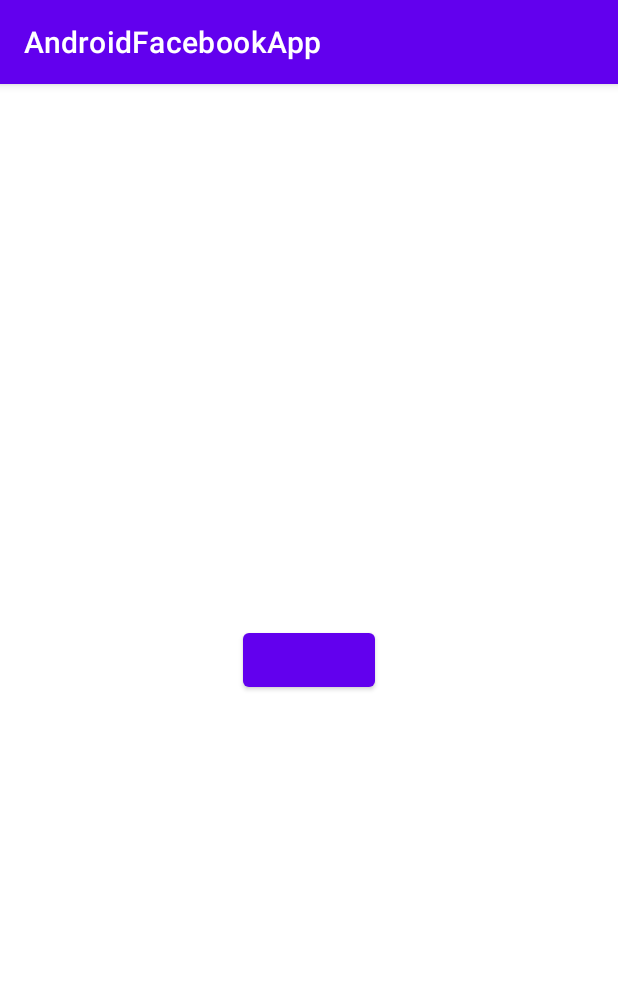
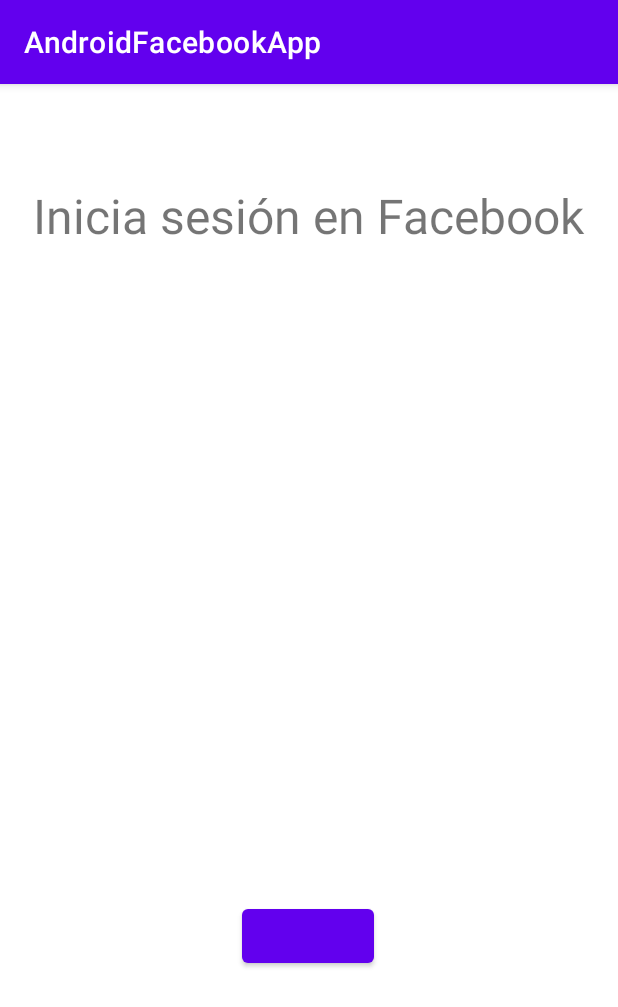
Before and after one commit to PhipeMC/AndroidFacebookApp, an Android app: the screen it shows after launch (MainActivity), on a phone screen of 412 x 824 dp. Shown: the top 1007 px of the screen. Run offline under Robolectric (Android 15) with nearby library versions, the phone set to English and light mode, and no system bars; libraries missing offline, so code that uses them is left out: com.facebook, com.facebook.login; plain views replace LoginButton; 4 statements that could not run were skipped.

Commit message:
Ajustes en los layout

```diff
--- a/app/src/main/res/layout/activity_main.xml
+++ b/app/src/main/res/layout/activity_main.xml
@@ -13,8 +13,22 @@
         android:layout_gravity="center_horizontal"
         app:layout_constraintBottom_toBottomOf="parent"
         app:layout_constraintEnd_toEndOf="parent"
+        app:layout_constraintHorizontal_bias="0.497"
         app:layout_constraintStart_toStartOf="parent"
-        app:layout_constraintTop_toTopOf="parent" />
+        app:layout_constraintTop_toTopOf="parent"
+        app:layout_constraintVertical_bias="0.756" />
+
+    <TextView
+        android:id="@+id/textView"
+        android:layout_width="wrap_content"
+        android:layout_height="wrap_content"
+        android:text="Inicia sesión en Facebook"
+        android:textSize="32sp"
+        app:layout_constraintBottom_toBottomOf="parent"
+        app:layout_constraintEnd_toEndOf="parent"
+        app:layout_constraintStart_toStartOf="parent"
+        app:layout_constraintTop_toTopOf="parent"
+        app:layout_constraintVertical_bias="0.091" />
 
 
 </androidx.constraintlayout.widget.ConstraintLayout>
```
Also changed, not shown: app/src/main/res/layout/activity_home.xml (+6 -4 lines).
